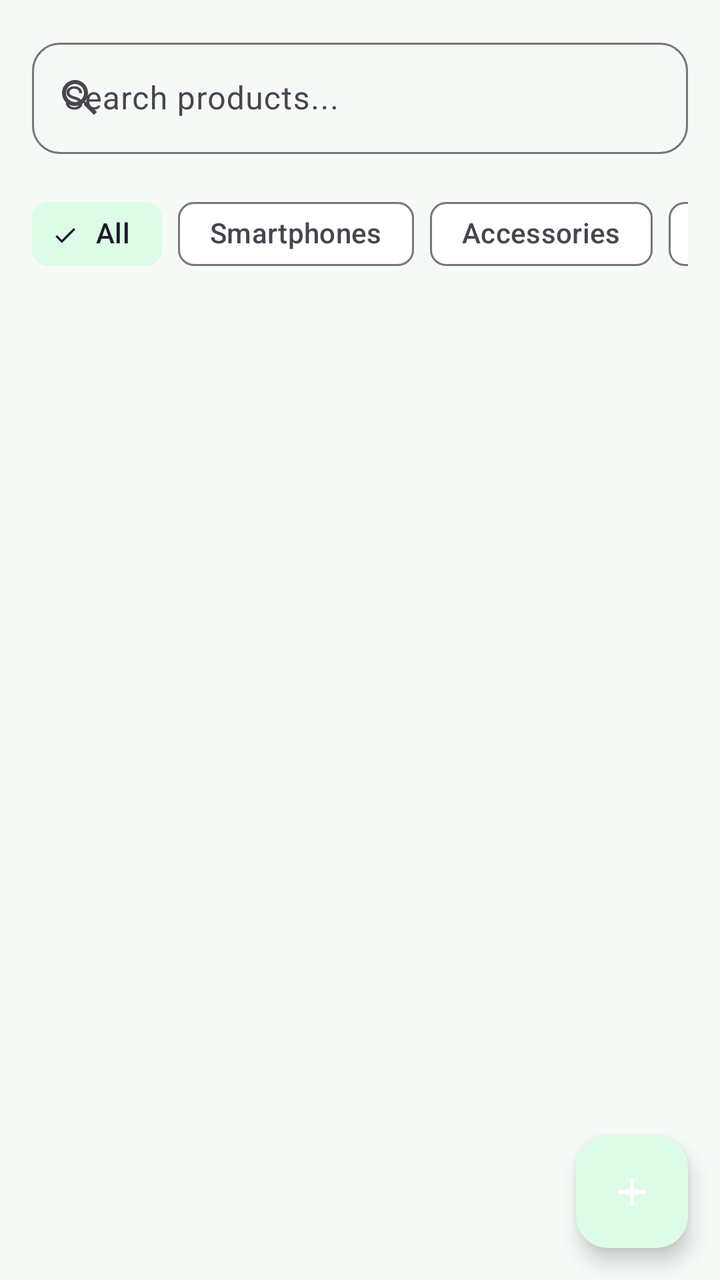
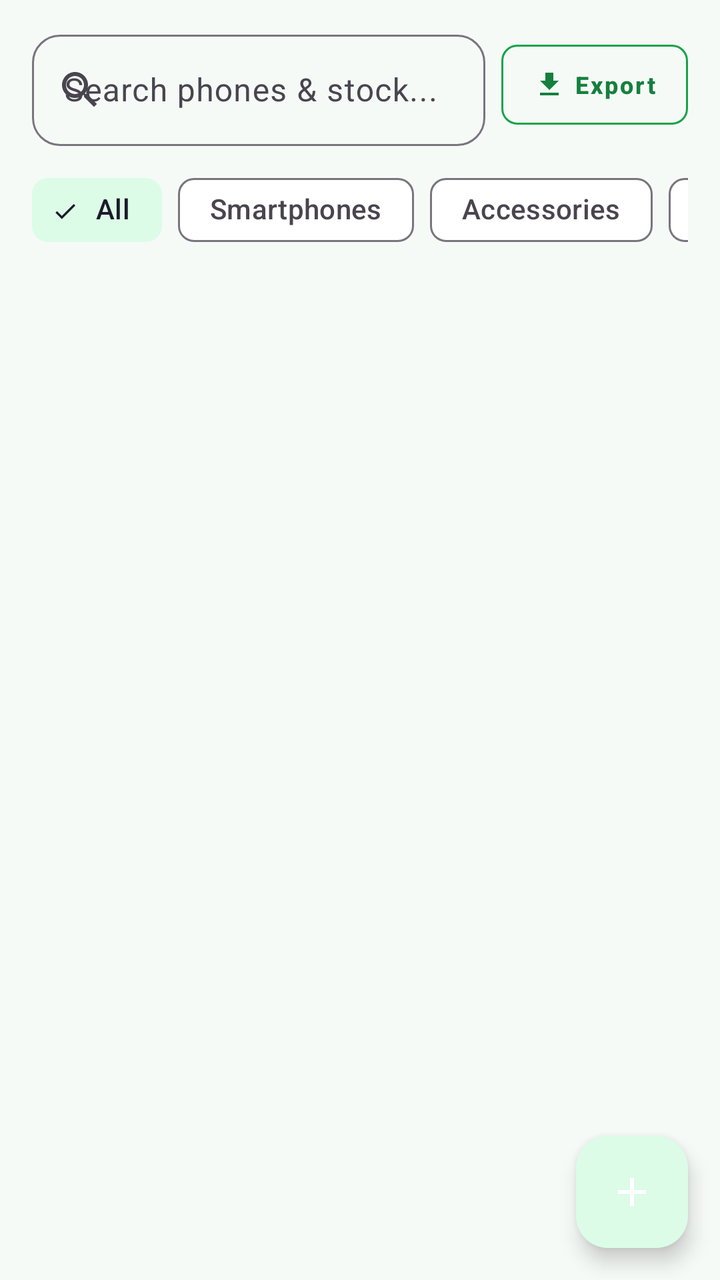

An Android layout rendered at two revisions. The XML below is the earlier revision; the diff shows what the commit changed to produce the second picture.
<!-- AndroidManifest.xml: application theme Theme.MobileShopkeeper -->
<!-- res/layout/fragment_inventory.xml -->
<?xml version="1.0" encoding="utf-8"?>
<androidx.coordinatorlayout.widget.CoordinatorLayout
    xmlns:android="http://schemas.android.com/apk/res/android"
    xmlns:app="http://schemas.android.com/apk/res-auto"
    android:layout_width="match_parent"
    android:layout_height="match_parent">

    <LinearLayout
        android:layout_width="match_parent"
        android:layout_height="match_parent"
        android:orientation="vertical">

        <com.google.android.material.textfield.TextInputLayout
            android:layout_width="match_parent"
            android:layout_height="wrap_content"
            android:layout_margin="16dp"
            style="@style/Widget.Material3.TextInputLayout.OutlinedBox"
            app:startIconDrawable="@drawable/ic_search">

            <com.google.android.material.textfield.TextInputEditText
                android:id="@+id/etSearch"
                android:layout_width="match_parent"
                android:layout_height="wrap_content"
                android:hint="Search products..."
                android:inputType="text"
                android:imeOptions="actionSearch"/>
        </com.google.android.material.textfield.TextInputLayout>

        <HorizontalScrollView
            android:layout_width="match_parent"
            android:layout_height="wrap_content"
            android:scrollbars="none"
            android:paddingStart="16dp"
            android:paddingEnd="16dp">

            <com.google.android.material.chip.ChipGroup
                android:id="@+id/chipGroupCategory"
                android:layout_width="wrap_content"
                android:layout_height="wrap_content"
                app:singleSelection="true">

                <com.google.android.material.chip.Chip
                    android:id="@+id/chipAll"
                    style="@style/Widget.Material3.Chip.Filter"
                    android:layout_width="wrap_content"
                    android:layout_height="wrap_content"
                    android:text="All"
                    android:checked="true"/>

                <com.google.android.material.chip.Chip
                    android:id="@+id/chipSmartphones"
                    style="@style/Widget.Material3.Chip.Filter"
                    android:layout_width="wrap_content"
                    android:layout_height="wrap_content"
                    android:text="Smartphones"/>

                <com.google.android.material.chip.Chip
                    android:id="@+id/chipAccessories"
                    style="@style/Widget.Material3.Chip.Filter"
                    android:layout_width="wrap_content"
                    android:layout_height="wrap_content"
                    android:text="Accessories"/>

                <com.google.android.material.chip.Chip
                    android:id="@+id/chipLowStock"
                    style="@style/Widget.Material3.Chip.Filter"
                    android:layout_width="wrap_content"
                    android:layout_height="wrap_content"
                    android:text="Low Stock"/>
            </com.google.android.material.chip.ChipGroup>
        </HorizontalScrollView>

        <androidx.recyclerview.widget.RecyclerView
            android:id="@+id/rvProducts"
            android:layout_width="match_parent"
            android:layout_height="0dp"
            android:layout_weight="1"
            android:clipToPadding="false"
            android:padding="16dp"
            android:paddingBottom="80dp"/>

        <LinearLayout
            android:id="@+id/layoutEmpty"
            android:layout_width="match_parent"
            android:layout_height="0dp"
            android:layout_weight="1"
            android:orientation="vertical"
            android:gravity="center"
            android:visibility="gone">

            <ImageView
                android:layout_width="80dp"
                android:layout_height="80dp"
                android:src="@drawable/ic_empty_inventory"
                android:alpha="0.5"/>

            <TextView
                android:layout_width="wrap_content"
                android:layout_height="wrap_content"
                android:text="No products found"
                android:textSize="18sp"
                android:layout_marginTop="16dp"/>
        </LinearLayout>
    </LinearLayout>

    <com.google.android.material.floatingactionbutton.FloatingActionButton
        android:id="@+id/fabAddProduct"
        android:layout_width="wrap_content"
        android:layout_height="wrap_content"
        android:layout_gravity="bottom|end"
        android:layout_margin="16dp"
        android:contentDescription="Add Product"
        app:srcCompat="@drawable/ic_add"
        app:tint="@color/white"/>

</androidx.coordinatorlayout.widget.CoordinatorLayout>
<!-- resources referenced by this layout -->
<resources>
  <color name="white">#FFFFFF</color>
  <!-- drawable ic_add (drawable) -->
  <vector xmlns:android="http://schemas.android.com/apk/res/android" android:width="24dp" android:height="24dp" android:viewportWidth="24" android:viewportHeight="24"><path android:fillColor="#FFFFFF" android:pathData="M19,13h-6v6h-2v-6L5,13v-2h6L11,5h2v6h6v2z"/></vector>
  <!-- drawable ic_empty_inventory (drawable) -->
  <vector xmlns:android="http://schemas.android.com/apk/res/android" android:width="24dp" android:height="24dp" android:viewportWidth="24" android:viewportHeight="24"><path android:fillColor="#9CA3AF" android:pathData="M20,2H4c-1,0 -2,0.9 -2,2v3.01c0,0.72 0.43,1.34 1,1.69V20c0,1.1 1.1,2 2,2h14c0.9,0 2,-0.9 2,-2V8.7c0.57,-0.35 1,-0.97 1,-1.69V4c0,-1.1 -1,-2 -2,-2zM15,14H9v-2h6v2zM20,7H4V4h16v3z"/></vector>
  <!-- drawable ic_search (drawable) -->
  <vector xmlns:android="http://schemas.android.com/apk/res/android" android:width="24dp" android:height="24dp" android:viewportWidth="24" android:viewportHeight="24"><path android:fillColor="#FFFFFF" android:pathData="M15.5,14h-0.79l-0.28,-0.27C15.41,12.59 16,11.11 16,9.5 16,5.91 13.09,3 9.5,3S3,5.91 3,9.5 5.91,16 9.5,16c1.61,0 3.09,-0.59 4.23,-1.57l0.27,0.28v0.79l5,4.99L20.49,19l-4.99,-5zM9.5,14C7.01,14 5,11.99 5,9.5S7.01,5 9.5,5 14,7.01 14,9.5 11.99,14 9.5,14z"/></vector>
  <color name="green_800">#166534</color>
  <color name="green_100">#DCFCE7</color>
  <color name="green_900">#14532D</color>
  <color name="green_600">#16A34A</color>
  <color name="surface">#FFFFFF</color>
  <color name="text_primary">#1A2E22</color>
  <color name="background_light">#F6FAF7</color>
  <color name="error">#DC2626</color>
  <style name="Shape.MobileShop.Medium" parent="ShapeAppearance.Material3.MediumComponent">
          <item name="cornerSize">14dp</item>
      </style>
  <style name="Widget.MobileShop.Button" parent="Widget.Material3.Button">
          <item name="cornerRadius">14dp</item>
          <item name="android:textAllCaps">false</item>
          <item name="android:paddingTop">14dp</item>
          <item name="android:paddingBottom">14dp</item>
          <item name="android:textStyle">bold</item>
      </style>
  <style name="Widget.MobileShop.TextInput" parent="Widget.Material3.TextInputLayout.OutlinedBox">
          <item name="boxCornerRadiusTopStart">14dp</item>
          <item name="boxCornerRadiusTopEnd">14dp</item>
          <item name="boxCornerRadiusBottomStart">14dp</item>
          <item name="boxCornerRadiusBottomEnd">14dp</item>
          <item name="boxStrokeColor">@color/selector_input_stroke</item>
      </style>
  <!-- unchanged entries left out for length: 1 -->
</resources>

<!-- the commit's change to res/layout/fragment_inventory.xml (unified diff, before → after) -->
@@ -10,21 +10,46 @@
         android:layout_height="match_parent"
         android:orientation="vertical">
 
-        <com.google.android.material.textfield.TextInputLayout
+        <LinearLayout
             android:layout_width="match_parent"
             android:layout_height="wrap_content"
-            android:layout_margin="16dp"
-            style="@style/Widget.Material3.TextInputLayout.OutlinedBox"
-            app:startIconDrawable="@drawable/ic_search">
+            android:orientation="horizontal"
+            android:gravity="center_vertical"
+            android:layout_marginHorizontal="16dp"
+            android:layout_marginTop="12dp"
+            android:layout_marginBottom="8dp">
 
-            <com.google.android.material.textfield.TextInputEditText
-                android:id="@+id/etSearch"
-                android:layout_width="match_parent"
+            <com.google.android.material.textfield.TextInputLayout
+                android:layout_width="0dp"
                 android:layout_height="wrap_content"
-                android:hint="Search products..."
-                android:inputType="text"
-                android:imeOptions="actionSearch"/>
-        </com.google.android.material.textfield.TextInputLayout>
+                android:layout_weight="1"
+                style="@style/Widget.Material3.TextInputLayout.OutlinedBox"
+                app:startIconDrawable="@drawable/ic_search">
+
+                <com.google.android.material.textfield.TextInputEditText
+                    android:id="@+id/etSearch"
+                    android:layout_width="match_parent"
+                    android:layout_height="wrap_content"
+                    android:hint="Search phones &amp; stock..."
+                    android:inputType="text"
+                    android:imeOptions="actionSearch"/>
+            </com.google.android.material.textfield.TextInputLayout>
+
+            <com.google.android.material.button.MaterialButton
+                android:id="@+id/btnExportInventory"
+                style="@style/Widget.MaterialComponents.Button.OutlinedButton"
+                android:layout_width="wrap_content"
+                android:layout_height="52dp"
+                android:layout_marginStart="8dp"
+                android:text="Export"
+                android:textSize="12sp"
+                android:textColor="@color/green_700"
+                app:icon="@drawable/ic_export"
+                app:iconTint="@color/green_700"
+                app:iconSize="16dp"
+                app:strokeColor="@color/green_600"
+                app:cornerRadius="8dp"/>
+        </LinearLayout>
 
         <HorizontalScrollView
             android:layout_width="match_parent"
<!-- resource entries referenced after the edit -->
@@ -5,12 +5,23 @@
   <vector xmlns:android="http://schemas.android.com/apk/res/android" android:width="24dp" android:height="24dp" android:viewportWidth="24" android:viewportHeight="24"><path android:fillColor="#FFFFFF" android:pathData="M19,13h-6v6h-2v-6L5,13v-2h6L11,5h2v6h6v2z"/></vector>
   <!-- drawable ic_empty_inventory (drawable) -->
   <vector xmlns:android="http://schemas.android.com/apk/res/android" android:width="24dp" android:height="24dp" android:viewportWidth="24" android:viewportHeight="24"><path android:fillColor="#9CA3AF" android:pathData="M20,2H4c-1,0 -2,0.9 -2,2v3.01c0,0.72 0.43,1.34 1,1.69V20c0,1.1 1.1,2 2,2h14c0.9,0 2,-0.9 2,-2V8.7c0.57,-0.35 1,-0.97 1,-1.69V4c0,-1.1 -1,-2 -2,-2zM15,14H9v-2h6v2zM20,7H4V4h16v3z"/></vector>
+  <!-- drawable ic_export (drawable) -->
+  <vector xmlns:android="http://schemas.android.com/apk/res/android"
+      android:width="24dp"
+      android:height="24dp"
+      android:viewportWidth="24"
+      android:viewportHeight="24">
+    <path
+        android:fillColor="#FF000000"
+        android:pathData="M19,9h-4V3H9v6H5l7,7 7,-7zM5,18v2h14v-2H5z"/>
+  </vector>
   <!-- drawable ic_search (drawable) -->
   <vector xmlns:android="http://schemas.android.com/apk/res/android" android:width="24dp" android:height="24dp" android:viewportWidth="24" android:viewportHeight="24"><path android:fillColor="#FFFFFF" android:pathData="M15.5,14h-0.79l-0.28,-0.27C15.41,12.59 16,11.11 16,9.5 16,5.91 13.09,3 9.5,3S3,5.91 3,9.5 5.91,16 9.5,16c1.61,0 3.09,-0.59 4.23,-1.57l0.27,0.28v0.79l5,4.99L20.49,19l-4.99,-5zM9.5,14C7.01,14 5,11.99 5,9.5S7.01,5 9.5,5 14,7.01 14,9.5 11.99,14 9.5,14z"/></vector>
   <color name="green_800">#166534</color>
   <color name="green_100">#DCFCE7</color>
   <color name="green_900">#14532D</color>
   <color name="green_600">#16A34A</color>
+  <color name="green_700">#15803D</color>
   <color name="surface">#FFFFFF</color>
   <color name="text_primary">#1A2E22</color>
   <color name="background_light">#F6FAF7</color>
